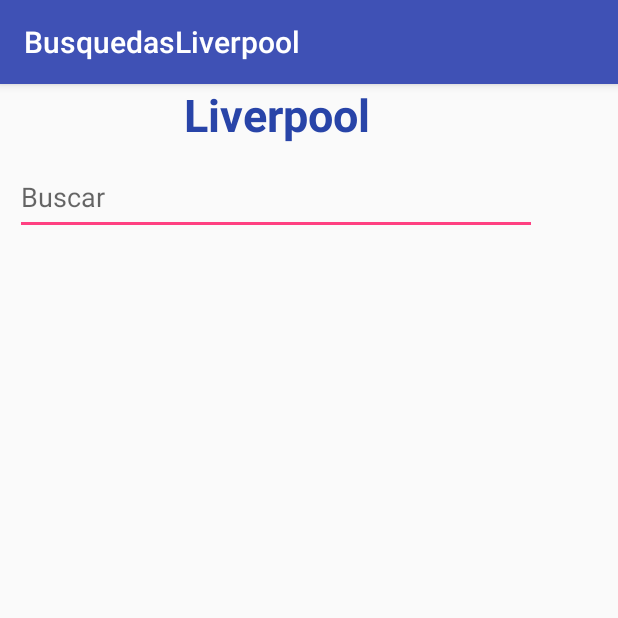
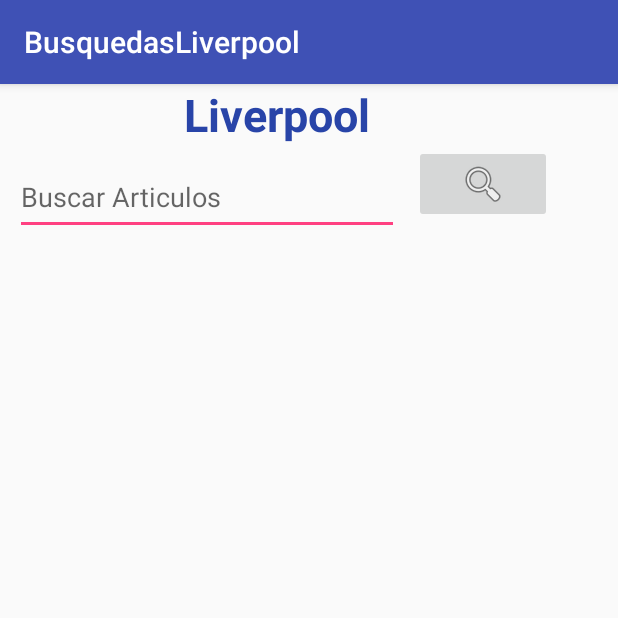
Before and after one commit to Salva100/BusquedasLiverpool, an Android app: the screen it shows after launch (MainActivity), on a phone screen of 412 x 824 dp, the top half of it. Run offline under Robolectric (Android 15) with nearby library versions, the phone set to English and light mode, and no system bars.

```diff
--- a/BusquedasLiverpool/app/src/main/java/devworms/busquedasliverpool/MainActivity.java
+++ b/BusquedasLiverpool/app/src/main/java/devworms/busquedasliverpool/MainActivity.java
@@ -9,5 +9,6 @@ public class MainActivity extends AppCompatActivity {
     protected void onCreate(Bundle savedInstanceState) {
         super.onCreate(savedInstanceState);
         setContentView(R.layout.activity_main);
+
     }
 }
--- a/BusquedasLiverpool/app/src/main/res/layout/activity_main.xml
+++ b/BusquedasLiverpool/app/src/main/res/layout/activity_main.xml
@@ -14,7 +14,7 @@
         tools:layout_editor_absoluteX="8dp">
 
         <TextView
-            android:id="@+id/txtTituloListado"
+            android:id="@+id/txtTitulo"
             android:layout_width="match_parent"
             android:layout_height="wrap_content"
             android:text="Liverpool"
@@ -23,8 +23,13 @@
             android:textSize="30sp"
             android:textStyle="bold" />
 
+        <LinearLayout
+            android:layout_width="match_parent"
+            android:layout_height="wrap_content"
+            android:orientation="horizontal">
+
             <AutoCompleteTextView
-            android:id="@+id/autoCompleteEcpo"
+                android:id="@+id/autoCompleteArticulos"
                 android:layout_width="fill_parent"
                 android:layout_height="50dp"
                 android:layout_alignParentLeft="true"
@@ -33,14 +38,23 @@
                 android:layout_marginRight="10dp"
                 android:layout_marginTop="10dp"
 
-            android:ems="10"
-            android:hint="Buscar">
+                android:layout_weight="1"
+                android:hint="Buscar Articulos">
 
             </AutoCompleteTextView>
 
+            <ImageButton
+                android:id="@+id/imageButton"
+                android:layout_width="match_parent"
+                android:layout_height="wrap_content"
+                android:layout_weight="3"
+                app:srcCompat="@android:drawable/ic_menu_search" />
+
+        </LinearLayout>
+
 
         <ListView
-            android:id="@+id/lvLista"
+            android:id="@+id/lvListaAticulos"
             android:layout_width="fill_parent"
             android:layout_height="fill_parent"
             android:layout_marginLeft="10dp"
```
Also changed, not shown: BusquedasLiverpool/app/src/main/res/layout/formato_lista_articulos.xml (added, +39 -0 lines). Lines whose indentation alone changed are shown as unchanged.
